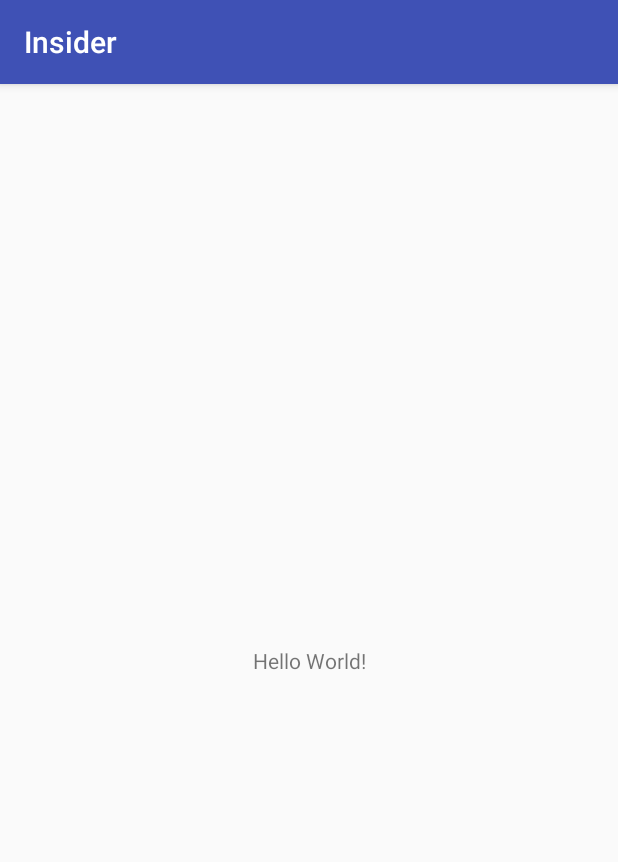
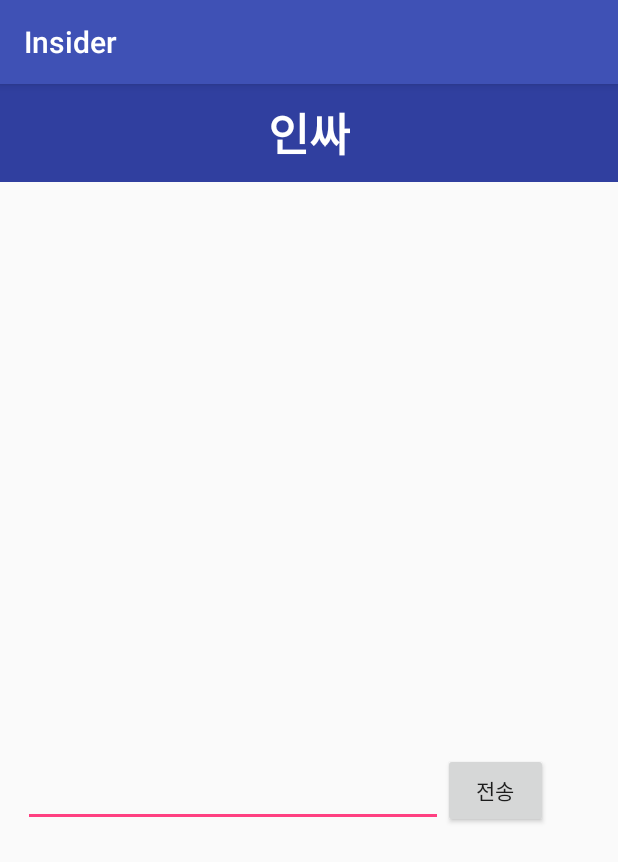
Before and after one commit to kdh12345/Inside, an Android app: the screen it shows after launch (MainActivity), on a phone screen of 412 x 824 dp. Shown: the top 862 px of the screen. Run offline under Robolectric (Android 15) with nearby library versions, the phone set to English and light mode, and no system bars.

Commit message:
Add activity_main.xml

```diff
--- a/Insider/app/src/main/res/layout/activity_main.xml
+++ b/Insider/app/src/main/res/layout/activity_main.xml
@@ -6,13 +6,60 @@
     android:layout_height="match_parent"
     tools:context=".MainActivity">
 
-    <TextView
-        android:layout_width="wrap_content"
-        android:layout_height="wrap_content"
-        android:text="Hello World!"
-        app:layout_constraintBottom_toBottomOf="parent"
-        app:layout_constraintLeft_toLeftOf="parent"
-        app:layout_constraintRight_toRightOf="parent"
-        app:layout_constraintTop_toTopOf="parent" />
+    <LinearLayout
+        android:layout_width="match_parent"
+        android:layout_height="match_parent"
+        android:orientation="vertical">
+
+        <LinearLayout
+            android:layout_width="match_parent"
+            android:layout_height="wrap_content"
+            android:orientation="vertical"
+            android:background="@color/colorPrimaryDark">
+
+            <TextView
+                android:layout_width="wrap_content"
+                android:layout_height="wrap_content"
+                android:layout_gravity="center"
+                android:text="인싸"
+                android:textColor="#ffffff"
+                android:textSize="30dp"
+                android:textStyle="bold"
+                android:layout_marginTop="10dp"
+                android:layout_marginBottom="10dp"/>
+        </LinearLayout>
+
+        <LinearLayout
+            android:layout_width="match_parent"
+            android:layout_height="wrap_content"
+            android:orientation="vertical"
+            android:layout_marginTop="50dp">
+
+            <TextView
+                android:layout_width="match_parent"
+                android:layout_height="300dp"
+                android:id="@+id/chatPrint"/>
+        </LinearLayout>
+
+        <LinearLayout
+            android:layout_width="match_parent"
+            android:layout_height="wrap_content"
+            android:orientation="horizontal"
+            android:layout_marginTop="30dp">
+
+            <EditText
+                android:layout_width="280dp"
+                android:layout_height="50dp"
+                android:id="@+id/chatScan"
+                android:layout_marginLeft="15dp"/>
+
+            <Button
+                android:layout_width="70dp"
+                android:layout_height="50dp"
+                android:id="@+id/chatButton"
+                android:text="전송"/>
+        </LinearLayout>
+
+    </LinearLayout>
 
 </android.support.constraint.ConstraintLayout>
```
